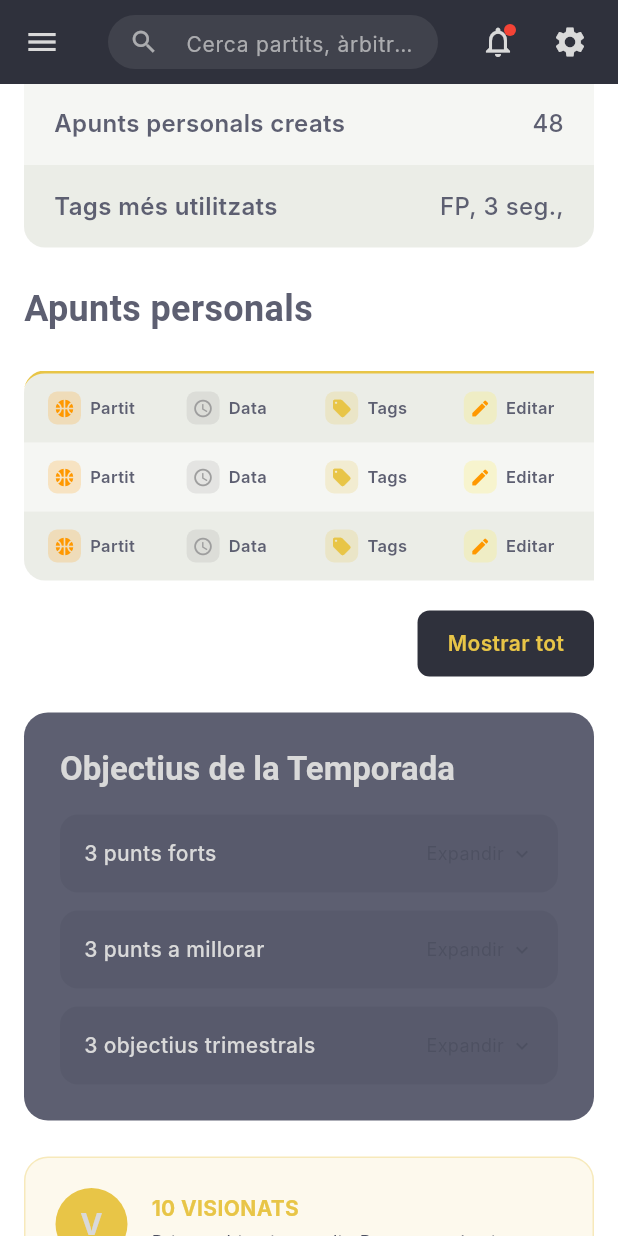
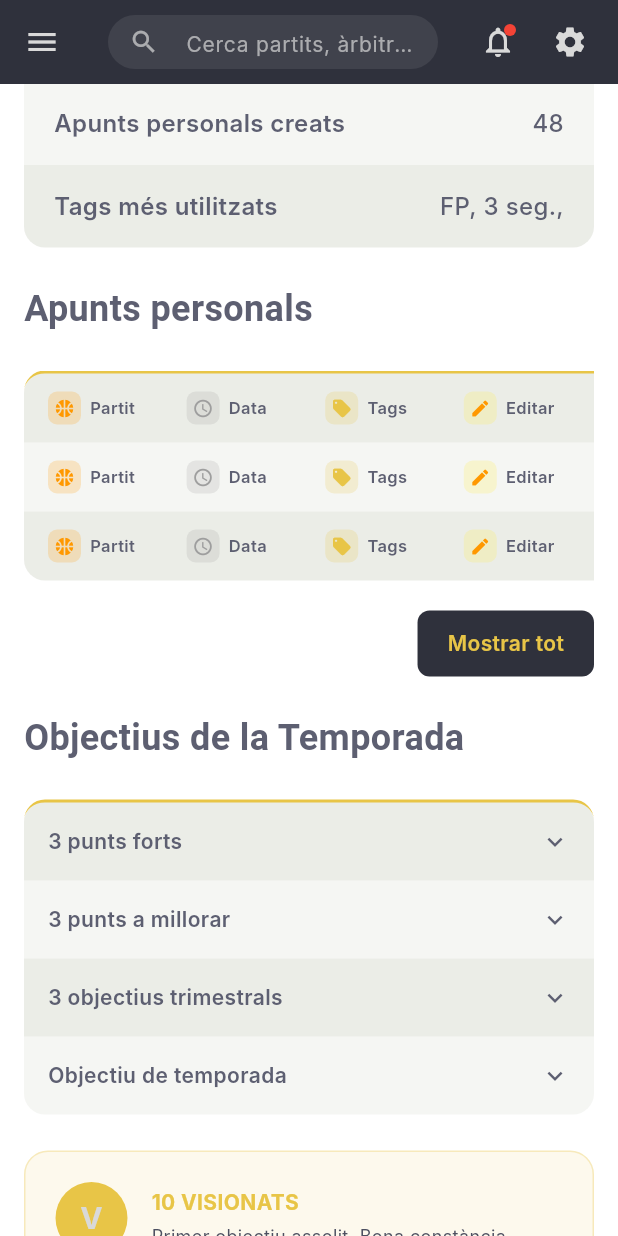
Before and after one commit to Annabf7/el_visionat, a Flutter app: the ProfilePage screen opened by its route, scrolled down 576 dp, on a phone screen of 412 x 824 dp. Run offline on Flutter 3.47's test engine with Material 3 defaults, Android fonts, the phone set to English and light mode, and no system bars; our stand-ins replace cached_network_image, cloud_firestore, cloud_functions, firebase_auth, firebase_core, flutter_svg and 4 more; accounts and stored records are empty; generated files the repository leaves out were written again; Roboto replaces fonts that are missing (Geist, Inter); project files that could hold a hidden picture were left out.

Commit message:
feat(profile): afegit widget SeasonGoals i ajustaments al perfil
- Creat nou widget 'SeasonGoalsWidget' per mostrar objectius de temporada
- Ajustos addicionals a 'profile_page.dart' per integrar el widget
- Preparació per futura gestió d'estat (Provider) en objectius

```diff
--- a/lib/features/profile/pages/profile_page.dart
+++ b/lib/features/profile/pages/profile_page.dart
@@ -9,6 +9,7 @@ import '../widgets/profile_header_widget.dart';
 import '../widgets/profile_info_widget.dart';
 import '../widgets/profile_footprint_widget.dart';
 import '../widgets/personal_notes_table_widget.dart';
+import '../widgets/season_goals_widget.dart';
 
 /// Pàgina de perfil d'usuari amb layout responsiu
 /// Segueix el prototip Figma amb la paleta de colors Visionat
@@ -172,69 +173,7 @@ class _ProfilePageState extends State<ProfilePage> {
   }
 
   Widget _buildObjectiusTemporada() {
-    return Container(
-      padding: const EdgeInsets.all(24),
-      decoration: BoxDecoration(
-        color: AppTheme.textBlackLow,
-        borderRadius: BorderRadius.circular(16),
-      ),
-      child: Column(
-        crossAxisAlignment: CrossAxisAlignment.start,
-        children: [
-          Text(
-            'Objectius de la Temporada',
-            style: Theme.of(context).textTheme.titleLarge?.copyWith(
-              color: AppTheme.white,
-              fontWeight: FontWeight.bold,
-            ),
-          ),
-          const SizedBox(height: 16),
-
-          _buildObjectiveCard('3 punts forts', 'Expandir'),
-          const SizedBox(height: 12),
-          _buildObjectiveCard('3 punts a millorar', 'Expandir'),
-          const SizedBox(height: 12),
-          _buildObjectiveCard('3 objectius trimestrals', 'Expandir'),
-        ],
-      ),
-    );
-  }
-
-  Widget _buildObjectiveCard(String title, String action) {
-    return Container(
-      padding: const EdgeInsets.all(16),
-      decoration: BoxDecoration(
-        color: AppTheme.grisBody.withValues(alpha: 0.3),
-        borderRadius: BorderRadius.circular(12),
-      ),
-      child: Row(
-        mainAxisAlignment: MainAxisAlignment.spaceBetween,
-        children: [
-          Text(
-            title,
-            style: const TextStyle(
-              color: AppTheme.white,
-              fontSize: 14,
-              fontWeight: FontWeight.w500,
-            ),
-          ),
-          Row(
-            children: [
-              Text(
-                action,
-                style: const TextStyle(color: AppTheme.grisBody, fontSize: 12),
-              ),
-              const SizedBox(width: 4),
-              const Icon(
-                Icons.keyboard_arrow_down,
-                color: AppTheme.grisBody,
-                size: 16,
-              ),
-            ],
-          ),
-        ],
-      ),
-    );
+    return const SeasonGoalsWidget();
   }
 
   Widget _buildBadges() {
--- /dev/null
+++ b/lib/features/profile/widgets/season_goals_widget.dart
@@ -0,0 +1,393 @@
+import 'package:flutter/material.dart';
+import 'package:el_visionat/core/theme/app_theme.dart';
+
+/// Widget que mostra els objectius de la temporada
+/// Segueix l'aparença del prototip Figma amb seccions expandibles
+class SeasonGoalsWidget extends StatefulWidget {
+  const SeasonGoalsWidget({super.key});
+
+  @override
+  State<SeasonGoalsWidget> createState() => _SeasonGoalsWidgetState();
+}
+
+class _SeasonGoalsWidgetState extends State<SeasonGoalsWidget> {
+  // Estats d'expansió per cada secció
+  bool _isPuntsForts = false;
+  bool _isPuntsMillorar = false;
+  bool _isObjectiusTrimestrals = false;
+  bool _isObjectiuTemporada = false;
+
+  // Controladors de text per punts forts
+  final TextEditingController _puntFort1Controller = TextEditingController(
+    text: 'Excel·lent posicionament en situacions de defensa',
+  );
+  final TextEditingController _puntFort2Controller = TextEditingController(
+    text: 'Comunicació clara i efectiva amb els jugadors',
+  );
+  final TextEditingController _puntFort3Controller = TextEditingController(
+    text: 'Gestió adequada del temps i ritme del partit',
+  );
+
+  // Controladors de text per punts a millorar
+  final TextEditingController _puntMillorar1Controller = TextEditingController(
+    text: 'Millorar la detecció de faltes tècniques subtils',
+  );
+  final TextEditingController _puntMillorar2Controller = TextEditingController(
+    text: 'Treballar la confiança en decisions polèmiques',
+  );
+  final TextEditingController _puntMillorar3Controller = TextEditingController(
+    text: 'Optimitzar el posicionament en contraatacs ràpids',
+  );
+
+  // Controladors de text per objectius trimestrals
+  final TextEditingController _objectiuTrimestral1Controller =
+      TextEditingController(
+        text: 'Arbitrar 15 partits de categoria superior aquest trimestre',
+      );
+  final TextEditingController _objectiuTrimestral2Controller =
+      TextEditingController(
+        text: 'Completar curs d\'especialització en arbitratge femení',
+      );
+  final TextEditingController _objectiuTrimestral3Controller =
+      TextEditingController(
+        text: 'Reduir mitjana d\'infraccions tècniques detectades tardanament',
+      );
+
+  // Controlador per objectiu de temporada
+  final TextEditingController
+  _objectiuTemporadaController = TextEditingController(
+    text: 'Aconseguir l\'ascens a categoria Nacional per la propera temporada',
+  );
+
+  @override
+  void dispose() {
+    // Disposar dels controladors
+    _puntFort1Controller.dispose();
+    _puntFort2Controller.dispose();
+    _puntFort3Controller.dispose();
+    _puntMillorar1Controller.dispose();
+    _puntMillorar2Controller.dispose();
+    _puntMillorar3Controller.dispose();
+    _objectiuTrimestral1Controller.dispose();
+    _objectiuTrimestral2Controller.dispose();
+    _objectiuTrimestral3Controller.dispose();
+    _objectiuTemporadaController.dispose();
+    super.dispose();
+  }
+
+  @override
+  Widget build(BuildContext context) {
+    return Column(
+      crossAxisAlignment: CrossAxisAlignment.start,
+      children: [
+        // Títol de la secció
+        const Text(
+          'Objectius de la Temporada',
+          style: TextStyle(
+            fontFamily: 'Geist',
+            color: AppTheme.textBlackLow,
+            fontWeight: FontWeight.w700,
+            fontSize: 24,
+          ),
+        ),
+        const SizedBox(height: 24),
+
+        // Taula d'objectius amb estil coherent
+        Container(
+          decoration: BoxDecoration(borderRadius: BorderRadius.circular(16)),
+          child: Column(
+            children: [
+              _buildGoalItem(
+                '3 punts forts',
+                itemIndex: 0,
+                isFirst: true,
+                isExpanded: _isPuntsForts,
+                onTap: () => setState(() => _isPuntsForts = !_isPuntsForts),
+                expandedContent: _buildPuntsForts(),
+              ),
+              _buildGoalItem(
+                '3 punts a millorar',
+                itemIndex: 1,
+                isExpanded: _isPuntsMillorar,
+                onTap: () =>
+                    setState(() => _isPuntsMillorar = !_isPuntsMillorar),
+                expandedContent: _buildPuntsMillorar(),
+              ),
+              _buildGoalItem(
+                '3 objectius trimestrals',
+                itemIndex: 2,
+                isExpanded: _isObjectiusTrimestrals,
+                onTap: () => setState(
+                  () => _isObjectiusTrimestrals = !_isObjectiusTrimestrals,
+                ),
+                expandedContent: _buildObjectiusTrimestrals(),
+              ),
+              _buildGoalItem(
+                'Objectiu de temporada',
+                itemIndex: 3,
+                isLast: true,
+                isExpanded: _isObjectiuTemporada,
+                onTap: () => setState(
+                  () => _isObjectiuTemporada = !_isObjectiuTemporada,
+                ),
+                expandedContent: _buildObjectiuTemporada(),
+              ),
+            ],
+          ),
+        ),
+      ],
+    );
+  }
+
+  /// Construeix cada fila de la taula d'objectius
+  Widget _buildGoalItem(
+    String title, {
+    required int itemIndex,
+    bool isFirst = false,
+    bool isLast = false,
+    required bool isExpanded,
+    required VoidCallback onTap,
+    required Widget expandedContent,
+  }) {
+    // Alternar entre dos tons de gris (mateix estil que altres widgets)
+    final backgroundColor = itemIndex % 2 == 0
+        ? AppTheme.grisPistacho.withValues(alpha: 0.4) // Més fosc
+        : AppTheme.grisPistacho.withValues(alpha: 0.2); // Més clar
+
+    return Container(
+      decoration: BoxDecoration(
+        color: backgroundColor,
+        // Només la primera fila té stroke mostassa superior
+        border: isFirst
+            ? const Border(top: BorderSide(color: AppTheme.mostassa, width: 2))
+            : null,
+        borderRadius: isFirst && !isExpanded
+            ? const BorderRadius.only(
+                topLeft: Radius.circular(14),
+                topRight: Radius.circular(14),
+              )
+            : isLast && !isExpanded
+            ? const BorderRadius.only(
+                bottomLeft: Radius.circular(14),
+                bottomRight: Radius.circular(14),
+              )
+            : isFirst
+            ? const BorderRadius.only(
+                topLeft: Radius.circular(14),
+                topRight: Radius.circular(14),
+              )
+            : null,
+      ),
+      child: Column(
+        children: [
+          // Capçalera clicable
+          Material(
+            color: Colors.transparent,
+            child: InkWell(
+              onTap: onTap,
+              borderRadius: isFirst && !isExpanded
+                  ? const BorderRadius.only(
+                      topLeft: Radius.circular(14),
+                      topRight: Radius.circular(14),
+                    )
+                  : isLast && !isExpanded
+                  ? const BorderRadius.only(
+                      bottomLeft: Radius.circular(14),
+                      bottomRight: Radius.circular(14),
+                    )
+                  : null,
+              child: Padding(
+                padding: const EdgeInsets.symmetric(
+                  horizontal: 16,
+                  vertical: 16,
+                ),
+                child: Row(
+                  mainAxisAlignment: MainAxisAlignment.spaceBetween,
+                  children: [
+                    // Títol
+                    Text(
+                      title,
+                      style: const TextStyle(
+                        fontFamily: 'Inter',
+                        color: AppTheme.textBlackLow,
+                        fontWeight: FontWeight.w600,
+                        fontSize: 14,
+                      ),
+                    ),
+                    // Icona d'expansió
+                    AnimatedRotation(
+                      turns: isExpanded ? 0.5 : 0,
+                      duration: const Duration(milliseconds: 200),
+                      child: const Icon(
+                        Icons.keyboard_arrow_down,
+                        color: AppTheme.textBlackLow,
+                        size: 20,
+                      ),
+                    ),
+                  ],
+                ),
+              ),
+            ),
+          ),
+
+          // Contingut expandible
+          AnimatedCrossFade(
+            firstChild: const SizedBox.shrink(),
+            secondChild: Container(
+              width: double.infinity,
+              padding: const EdgeInsets.only(
+                left: 16,
+                right: 16,
+                bottom: 16,
+                top: 8,
+              ),
+              decoration: BoxDecoration(
+                color: backgroundColor,
+                borderRadius: isLast
+                    ? const BorderRadius.only(
+                        bottomLeft: Radius.circular(14),
+                        bottomRight: Radius.circular(14),
+                      )
+                    : null,
+              ),
+              child: expandedContent,
+            ),
+            crossFadeState: isExpanded
+                ? CrossFadeState.showSecond
+                : CrossFadeState.showFirst,
+            duration: const Duration(milliseconds: 200),
+          ),
+        ],
+      ),
+    );
+  }
+
+  /// Contingut per "3 punts forts"
+  Widget _buildPuntsForts() {
+    return Column(
+      crossAxisAlignment: CrossAxisAlignment.start,
+      children: [
+        _buildEditableBulletPoint(_puntFort1Controller),
+        _buildEditableBulletPoint(_puntFort2Controller),
+        _buildEditableBulletPoint(_puntFort3Controller),
+      ],
+    );
+  }
+
+  /// Contingut per "3 punts a millorar"
+  Widget _buildPuntsMillorar() {
+    return Column(
+      crossAxisAlignment: CrossAxisAlignment.start,
+      children: [
+        _buildEditableBulletPoint(_puntMillorar1Controller),
+        _buildEditableBulletPoint(_puntMillorar2Controller),
+        _buildEditableBulletPoint(_puntMillorar3Controller),
+      ],
+    );
+  }
+
+  /// Contingut per "3 objectius trimestrals"
+  Widget _buildObjectiusTrimestrals() {
+    return Column(
+      crossAxisAlignment: CrossAxisAlignment.start,
+      children: [
+        _buildEditableBulletPoint(_objectiuTrimestral1Controller),
+        _buildEditableBulletPoint(_objectiuTrimestral2Controller),
+        _buildEditableBulletPoint(_objectiuTrimestral3Controller),
+      ],
+    );
+  }
+
+  /// Contingut per "Objectiu de temporada"
+  Widget _buildObjectiuTemporada() {
+    return Column(
+      crossAxisAlignment: CrossAxisAlignment.start,
+      children: [
+        _buildEditableBulletPoint(_objectiuTemporadaController),
+        const SizedBox(height: 8),
+        Container(
+          padding: const EdgeInsets.all(12),
+          decoration: BoxDecoration(
+            color: AppTheme.mostassa.withValues(alpha: 0.1),
+            borderRadius: BorderRadius.circular(8),
+            border: Border.all(
+              color: AppTheme.mostassa.withValues(alpha: 0.3),
+              width: 1,
+            ),
+          ),
+          child: const Row(
+            children: [
+              Icon(Icons.star, color: AppTheme.mostassa, size: 16),
+              SizedBox(width: 8),
+              Expanded(
+                child: Text(
+                  'Objectiu principal de desenvolupament professional',
+                  style: TextStyle(
+                    fontFamily: 'Inter',
+                    color: AppTheme.textBlackLow,
+                    fontWeight: FontWeight.w500,
+                    fontSize: 12,
+                    fontStyle: FontStyle.italic,
+                  ),
+                ),
+              ),
+            ],
+          ),
+        ),
+      ],
+    );
+  }
+
+  /// Widget auxiliar per crear punts editables amb bullet
+  Widget _buildEditableBulletPoint(TextEditingController controller) {
+    return Padding(
+      padding: const EdgeInsets.only(bottom: 8),
+      child: Row(
+        crossAxisAlignment: CrossAxisAlignment.start,
+        children: [
+          Container(
+            margin: const EdgeInsets.only(top: 6),
+            width: 4,
+            height: 4,
+            decoration: const BoxDecoration(
+              color: AppTheme.mostassa,
+              shape: BoxShape.circle,
+            ),
+          ),
+          const SizedBox(width: 12),
+          Expanded(
+            child: TextField(
+              controller: controller,
+              style: const TextStyle(
+                fontFamily: 'Inter',
+                color: AppTheme.textBlackLow,
+                fontWeight: FontWeight.w400,
+                fontSize: 13,
+                height: 1.4,
+              ),
+              decoration: const InputDecoration(
+                border: InputBorder.none,
+                contentPadding: EdgeInsets.zero,
+                isDense: true,
+              ),
+              maxLines: null,
+              keyboardType: TextInputType.multiline,
+              textInputAction: TextInputAction.done,
+              autocorrect: true,
+              enableSuggestions: true,
+              onSubmitted: (value) {
+                // Guardar canvis quan l'usuari acabi d'editar
+                debugPrint('📝 Objectiu actualitzat: $value');
+                FocusScope.of(context).unfocus();
+              },
+              onChanged: (value) {
+                // Actualitzar en temps real per assegurar que els accents es mostrin
+                debugPrint('✏️ Text canviat: $value');
+              },
+            ),
+          ),
+        ],
+      ),
+    );
+  }
+}
```
